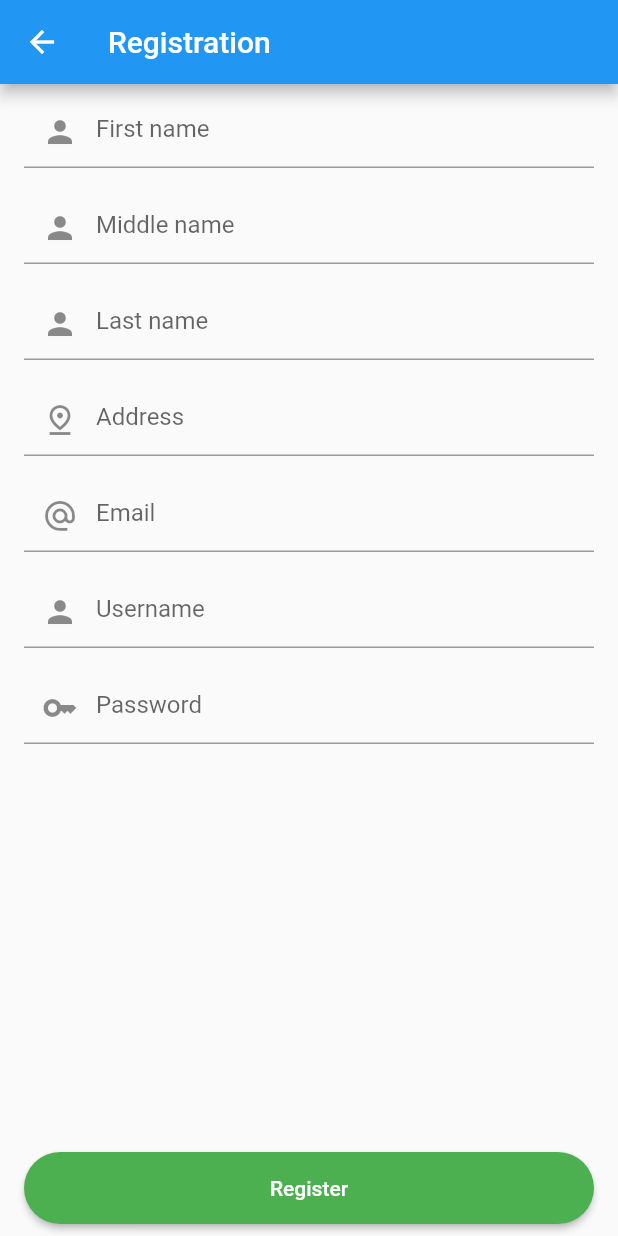
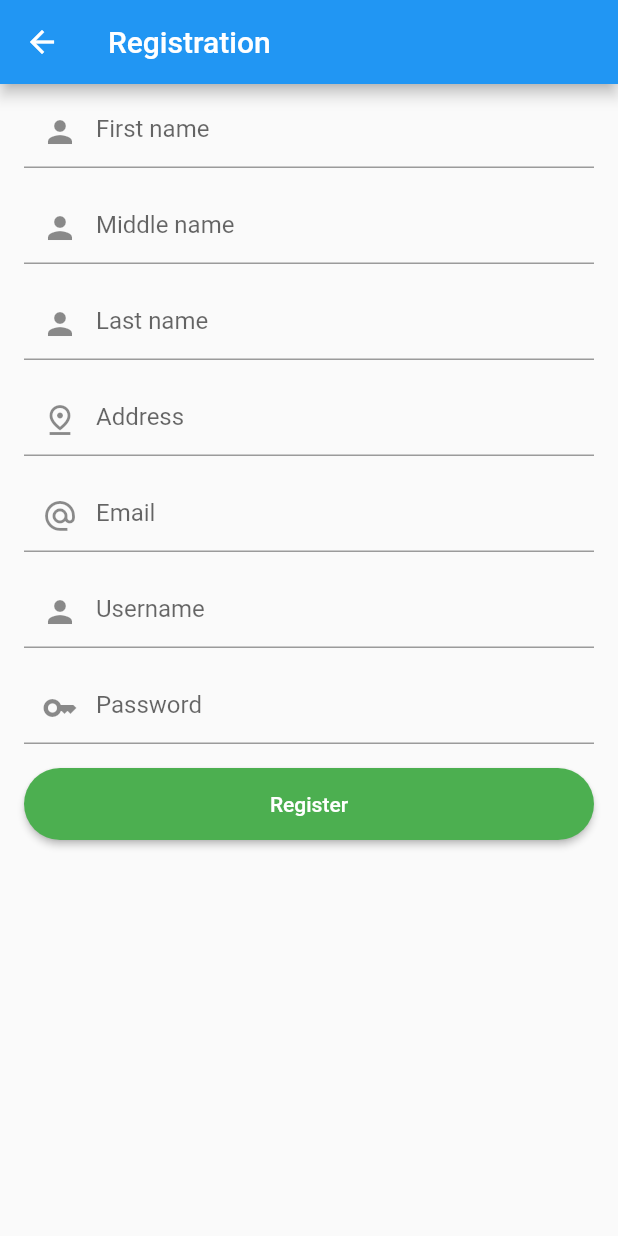
Before and after one commit to ALBERT14143/TrainingApp, a Flutter app: the RegistrationView screen opened directly, on a phone screen of 412 x 824 dp. Run offline on Flutter 3.47's test engine with Material 2 defaults, Android fonts, the phone set to English and light mode, and no system bars; our stand-ins replace dio, flutter_spinkit.

```diff
--- /dev/null
+++ b/lib/provider/bloc/test_bloc.dart
@@ -0,0 +1,26 @@
+import 'dart:async';
+import 'dart:math';
+
+class TestBloc{
+
+  List<String> kahoys = ["Nara", "Lawaan", "Mansanitas"];
+  List<String> lubis = ["Lubi nga lahing", "Lubi nga bungol", "Lubi nga putot"];
+
+  StreamController<String> kahoysCtrlr = StreamController<String>();
+  Sink<String> get sinkKahoys => kahoysCtrlr.sink;
+  Stream<String> get streamKahoys => kahoysCtrlr.stream;
+
+  StreamController<String> lubisCtrlr = StreamController<String>();
+  Sink<String> get sinkLubi => lubisCtrlr.sink;
+  Stream<String> get streamLubi => lubisCtrlr.stream;
+
+  void setKahoy() {
+    var strKahoy = kahoys[Random().nextInt(kahoys.length)];
+    sinkKahoys.add(strKahoy);
+  }
+
+  void setLubi() {
+    var strLubi = lubis[Random().nextInt(kahoys.length)];
+    sinkLubi.add(strLubi);
+  }
+}
--- a/lib/services/api_registration.dart
+++ b/lib/services/api_registration.dart
@@ -4,7 +4,7 @@ import 'package:test_app2/model/dto_credentials.dart';
 class ApiRegistration{
   final Dio _dio = Dio(
     BaseOptions(
-      baseUrl: "http://192.168.8.113/flutter-training/",
+      baseUrl: "http://172.16.26.60/flutter-training/",
       connectTimeout: 1000 * 60,
       // headers: {
       //   "Access-Control-Allow-Origin": "*",
--- a/lib/view/login_view.dart
+++ b/lib/view/login_view.dart
@@ -39,9 +39,6 @@ class _LoginViewState extends State<LoginView> {
               obscureText: true,
               preffix: Icon(Icons.key),
             ),
-            SizedBox(
-              height: 8,
-            ),
             AppButton(
               title: "Login",
               onpressed: (){
--- a/lib/view/registration_view.dart
+++ b/lib/view/registration_view.dart
@@ -39,10 +39,7 @@ class _RegistrationViewState extends State<RegistrationView> {
       ),
       body: Stack(
         children: [
-          Column(
-            children: [
-              Expanded(
-                child: SingleChildScrollView(
+          SingleChildScrollView(
             child: Column(
               children: [
                 AppTextField(
@@ -81,10 +78,7 @@ class _RegistrationViewState extends State<RegistrationView> {
                   obscureText: true,
                   preffix: Icon(Icons.key)
                 ),
-                    ],
-                  ),
-                ),
-              ),
+
                 Padding(
                   padding: const EdgeInsets.symmetric(horizontal: 16, vertical: 8),
                   child: AppButton(
@@ -119,6 +113,10 @@ class _RegistrationViewState extends State<RegistrationView> {
                 ),
               ],
             ),
+          ),
+
+
+
           isLoading! ? Container(
             height: double.infinity,
             width: double.infinity,
```
Also changed, not shown: lib/main.dart (+10 -5 lines), lib/view/home_view.dart (+115 -20 lines). Lines whose indentation alone changed are shown as unchanged.
